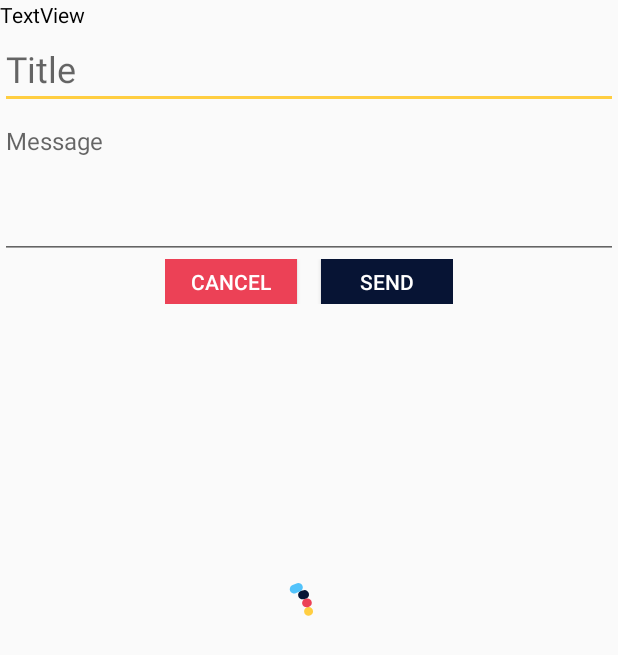
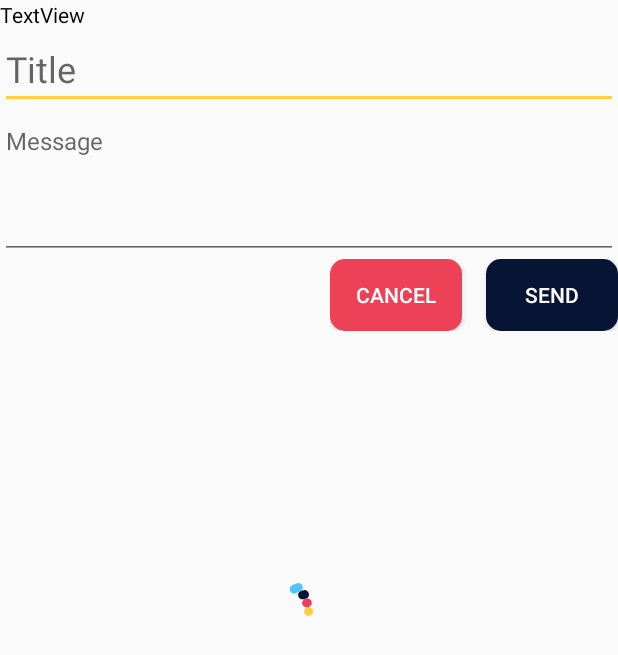
Before and after one commit to UNIC-India/UNIC_Vendor, an Android app: the layout fragment_write_nofication.xml on its own in the app's theme, with its tools: preview values and no code run, on a phone screen of 412 x 824 dp. Shown: the top 655 px of the screen. Run offline under Robolectric (Android 15) with nearby library versions, the phone set to English and light mode, and no system bars; Roboto replaces fonts that are not available here.

Commit message:
Task: Notifications Dialog added

```diff
--- a/app/src/main/java/com/unic/unic_vendor_final_1/adapters/NotificationsAdapter.java
+++ b/app/src/main/java/com/unic/unic_vendor_final_1/adapters/NotificationsAdapter.java
@@ -60,7 +60,7 @@ public class NotificationsAdapter  extends RecyclerView.Adapter<NotificationsAda
                 holder.tvShopName.setText(documentSnapshot.getData().get("name").toString());
             }
         });
-        holder.tvTime.setText(notifications.get(position).getTime().toString().substring(11,16)+" "+notifications.get(position).getTime().toString().substring(8,10)+" "+notifications.get(position).getTime().toString().substring(4,7)+notifications.get(position).getTime().toString().substring(29,34));
+        holder.tvTime.setText(notifications.get(position).getTime()==null?"Recently":notifications.get(position).getTime().toString().substring(11,16)+" "+notifications.get(position).getTime().toString().substring(8,10)+" "+notifications.get(position).getTime().toString().substring(4,7)+notifications.get(position).getTime().toString().substring(29,34));
         holder.tvTitle.setText(notifications.get(position).getTitle());
         holder.tvMessage.setText(notifications.get(position).getMessage());
 
--- a/app/src/main/java/com/unic/unic_vendor_final_1/viewmodels/UserShopsViewModel.java
+++ b/app/src/main/java/com/unic/unic_vendor_final_1/viewmodels/UserShopsViewModel.java
@@ -231,8 +231,8 @@ public class UserShopsViewModel extends ViewModel {
     }
 
     public void sendNotification(Notification notification){
-        notificationStatus.setValue(0);
-        firebaseRepository.db.collection("notifications").add(notification).addOnSuccessListener(documentReference -> notificationStatus.setValue(1));
+        notificationStatus.setValue(1);
+        firebaseRepository.db.collection("notifications").add(notification).addOnSuccessListener(documentReference -> notificationStatus.setValue(0));
 
     }
 
--- a/app/src/main/java/com/unic/unic_vendor_final_1/views/activities/UserHome.java
+++ b/app/src/main/java/com/unic/unic_vendor_final_1/views/activities/UserHome.java
@@ -24,6 +24,7 @@ import com.google.android.material.navigation.NavigationView;
 import com.google.firebase.auth.FirebaseAuth;
 import com.unic.unic_vendor_final_1.R;
 import com.unic.unic_vendor_final_1.databinding.ActivityUserHomeBinding;
+import com.unic.unic_vendor_final_1.datamodels.Notification;
 import com.unic.unic_vendor_final_1.datamodels.User;
 import com.unic.unic_vendor_final_1.viewmodels.FirestoreDataViewModel;
 import com.unic.unic_vendor_final_1.viewmodels.UserShopsViewModel;
@@ -217,5 +218,8 @@ public class UserHome extends AppCompatActivity implements NavigationView.OnNavi
        /* */
 
     }
+    public void sendNotification(String title, String shopId, String message){
+        userShopsViewModel.sendNotification(new Notification(title,shopId,message));
+    }
 
 }
--- a/app/src/main/res/layout/fragment_write_nofication.xml
+++ b/app/src/main/res/layout/fragment_write_nofication.xml
@@ -61,26 +61,26 @@
         android:layout_height="wrap_content"
         android:orientation="horizontal"
         app:layout_constraintEnd_toEndOf="parent"
-        app:layout_constraintStart_toStartOf="parent"
         app:layout_constraintTop_toBottomOf="@+id/etMessage">
 
         <Button
             android:id="@+id/btncancel"
             android:layout_width="wrap_content"
-            android:layout_height="30dp"
+            android:layout_height="wrap_content"
             android:layout_gravity="center_horizontal"
             android:layout_marginRight="8dp"
-            android:background="@color/colorPrimary"
+            android:background="@drawable/roundbutton"
+            android:backgroundTint="@color/colorPrimary"
             android:text="CANCEL"
             android:textColor="#FFFFFF" />
 
         <Button
             android:id="@+id/btnsend"
             android:layout_width="wrap_content"
-            android:layout_height="30dp"
+            android:layout_height="wrap_content"
             android:layout_gravity="center_horizontal"
             android:layout_marginLeft="8dp"
-            android:background="@color/colorTertiary"
+            android:background="@drawable/roundbutton"
             android:text="Send"
             android:textColor="#FFFFFF" />
     </LinearLayout>
```
Also changed, not shown: app/src/main/java/com/unic/unic_vendor_final_1/adapters/ShopListAdapter.java (+44 -6 lines), app/src/main/java/com/unic/unic_vendor_final_1/views/nav_fragments/MyProducts.java (+21 -0 lines), app/src/main/java/com/unic/unic_vendor_final_1/views/nav_fragments/NotificationsFragment.java (+6 -2 lines), app/src/main/res/layout/fragment_my_products.xml (+12 -0 lines).
